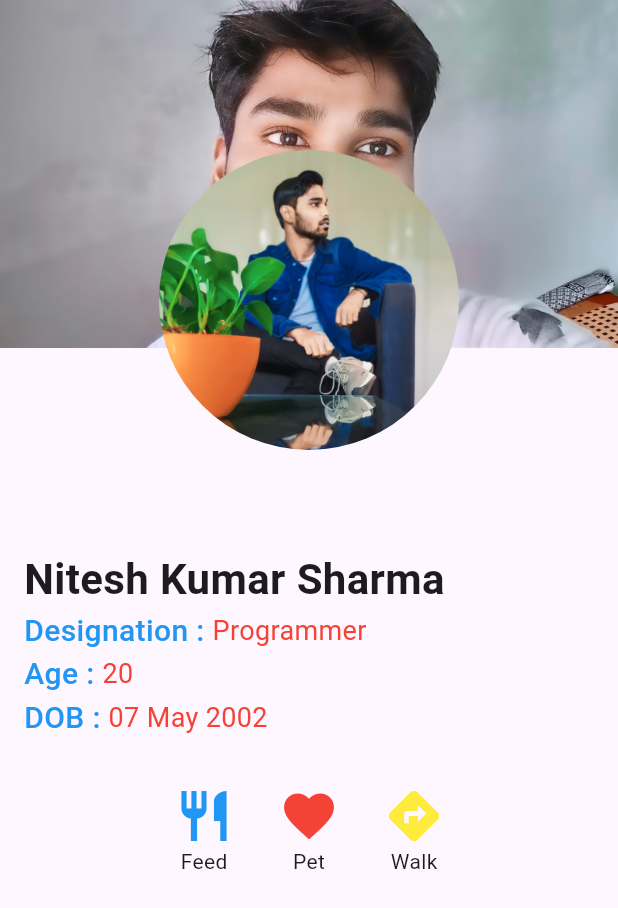
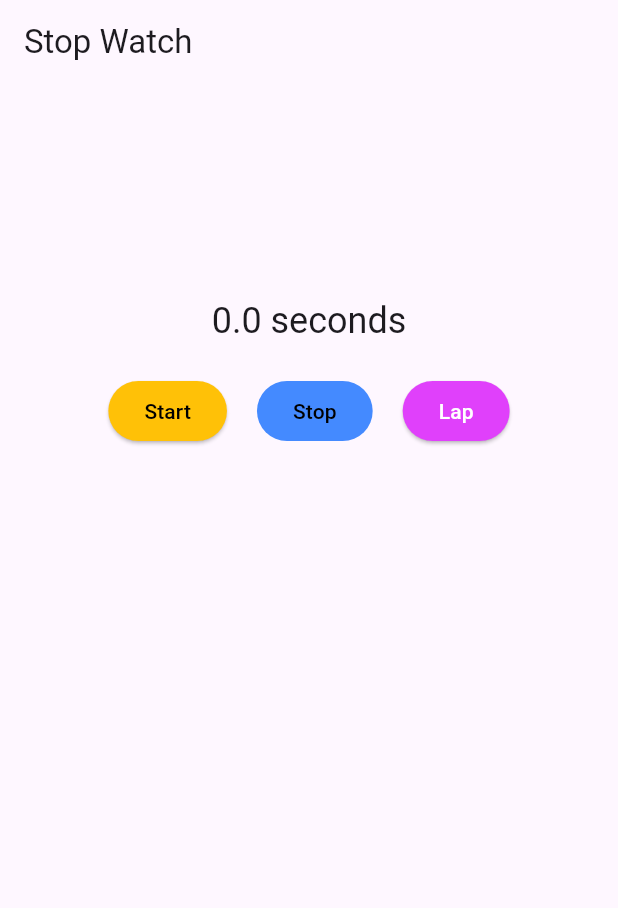
Before and after one commit to Niteshsharma831/my_app, a Flutter app: the screen it shows after launch, on a phone screen of 412 x 824 dp. Shown: the top 908 px of the screen. Run offline on Flutter 3.47's test engine with Material 3 defaults, Android fonts, the phone set to English and light mode, and no system bars.

Commit message:
StopWatch

```diff
--- a/lib/basicscreen.dart
+++ b/lib/basicscreen.dart
@@ -9,7 +9,7 @@ class BasicScreen extends StatelessWidget {
     return Scaffold(
       appBar: AppBar(
         backgroundColor: const Color.fromARGB(255, 173, 254, 66),
-        title: Text(
+        title: const Text(
           "CE CD Div",
           // style:
           //    GoogleFonts.leckerliOne(textStyle: const TextStyle(fontSize: 30)),
--- a/lib/main.dart
+++ b/lib/main.dart
@@ -1,6 +1,5 @@
 import 'package:flutter/material.dart';
-import 'package:my_app/basicscreen.dart';
-import 'package:my_app/profilescreen.dart';
+import 'package:my_app/stopwatch.dart';
 
 void main() {
   runApp(const MainApp());
@@ -16,7 +15,7 @@ class MainApp extends StatelessWidget {
       home: SafeArea(
         child: Scaffold(
             body: Center(
-          child: ProfileScreen(),
+          child: StopWatch(),
         )),
       ),
     );
--- /dev/null
+++ b/lib/stopwatch.dart
@@ -0,0 +1,187 @@
+import 'package:flutter/material.dart';
+import 'dart:async';
+
+class StopWatch extends StatefulWidget {
+  const StopWatch({super.key});
+
+  @override
+  State<StopWatch> createState() => _StopWatchState();
+}
+
+class _StopWatchState extends State<StopWatch> {
+  int seconds = 0;
+  int milliseconds = 0;
+  final laps = <int>[];
+  late Timer timer;
+  bool _isTicking = false;
+  final double itemHeight = 60;
+  final scrollController = ScrollController();
+
+  @override
+  void initState() {
+    super.initState();
+  }
+
+  @override
+  Widget build(BuildContext context) {
+    return Scaffold(
+        appBar: AppBar(
+          title: const Text("Stop Watch"),
+        ),
+        body: Column(
+          children: [
+            Expanded(child: _buildCounter(context)),
+            Expanded(child: buildDisplay2()),
+          ],
+        ));
+  }
+
+  Column _buildCounter(BuildContext context) {
+    return Column(
+      mainAxisAlignment: MainAxisAlignment.center,
+      children: [
+        Center(
+          child: Text(
+            _secondsToText(),
+            style: Theme.of(context).textTheme.headlineSmall,
+          ),
+        ),
+        const SizedBox(
+          height: 20,
+        ),
+        _buildControl()
+      ],
+    );
+  }
+
+  Row _buildControl() {
+    return Row(
+      mainAxisAlignment: MainAxisAlignment.center,
+      children: [
+        ElevatedButton(
+          onPressed: _isTicking ? null : _starttimer,
+          style: ButtonStyle(
+              foregroundColor: WidgetStateProperty.all<Color>(Colors.black),
+              backgroundColor: WidgetStateProperty.all<Color>(Colors.amber)),
+          child: const Text("Start"),
+        ),
+        const SizedBox(
+          width: 20,
+        ),
+        ElevatedButton(
+          onPressed: _isTicking ? _stoptimer : null,
+          style: ButtonStyle(
+              foregroundColor: WidgetStateProperty.all<Color>(Colors.black),
+              backgroundColor:
+                  WidgetStateProperty.all<Color>(Colors.blueAccent)),
+          child: const Text("Stop"),
+        ),
+        const SizedBox(
+          width: 20,
+        ),
+        ElevatedButton(
+          onPressed: _lap,
+          style: ButtonStyle(
+              foregroundColor: WidgetStateProperty.all<Color>(Colors.white),
+              backgroundColor:
+                  WidgetStateProperty.all<Color>(Colors.purpleAccent)),
+          child: const Text("Lap"),
+        )
+      ],
+    );
+  }
+
+  void _lap() {
+    setState(() {
+      laps.add(milliseconds);
+      print(laps);
+      milliseconds = 0;
+    });
+    scrollController.animateTo(itemHeight * laps.length,
+        duration: const Duration(milliseconds: 300), curve: Curves.bounceIn);
+  }
+
+//  onPressed: _isTicking ? null : _starttimer,   Start Button
+  void _starttimer() {
+    timer = Timer.periodic(const Duration(milliseconds: 100), _ontick);
+    setState(() {
+      milliseconds = 0;
+      _isTicking = true;
+    });
+  }
+
+//  onPressed: _isTicking ? _stoptimer : null,   Stop Button
+  void _stoptimer() {
+    timer.cancel();
+    setState(() {
+      _isTicking = false;
+    });
+  }
+
+  String _secondsToText() {
+    final seconds = milliseconds / 1000;
+    return '$seconds seconds';
+  }
+
+  String _secondsToText2(int m2) {
+    final seconds = m2 / 1000;
+    return '$seconds seconds';
+  }
+
+  void _ontick(Timer timer) {
+    if (mounted) {
+      setState(() {
+        milliseconds += 100;
+      });
+    }
+  }
+
+  Widget buildDisplay() {
+    return ListView(
+      children: [
+        for (int m1 in laps)
+          ListTile(
+            title: Text(_secondsToText2(m1)),
+          )
+      ],
+    );
+  }
+
+  Widget buildDisplay2() {
+    return ListView.builder(
+        itemCount: laps.length,
+        controller: scrollController,
+        itemExtent: itemHeight,
+        itemBuilder: ((context, index) {
+          final milis = laps[index];
+          return SizedBox(
+            height: 60,
+            child: Padding(
+              padding: const EdgeInsets.all(16.0),
+              child: Row(
+                mainAxisAlignment: MainAxisAlignment.start,
+                children: [
+                  Text(
+                    index.toString(),
+                    style: const TextStyle(fontSize: 20),
+                  ),
+                  const SizedBox(
+                    width: 15,
+                  ),
+                  Text(
+                    _secondsToText2(milis),
+                    style: const TextStyle(fontSize: 17),
+                  ),
+                ],
+              ),
+            ),
+          );
+        }));
+  }
+
+  @override
+  void dispose() {
+    timer.cancel();
+    super.dispose();
+  }
+}
```
